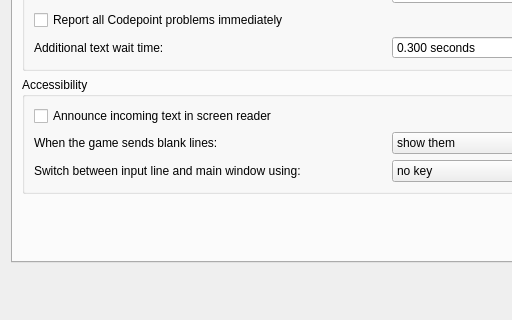
Before: the Qt Designer form src/ui/profile_preferences.ui in Mudlet/Mudlet, drawn with Qt 5; both pictures show x 0 to 512 and y 441 to 761 of the 777 by 761 pixel window.
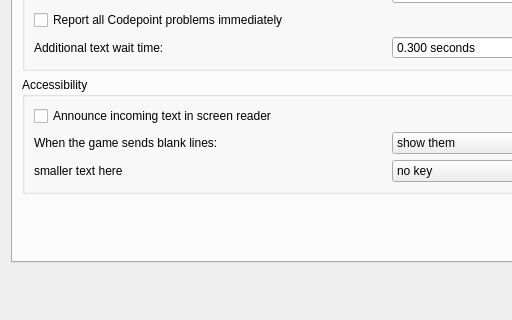
After: the same form once the commit is applied. Icons and pictures are not drawn. Custom widgets are drawn as their Qt base class.

Commit message: Debug - use a smaller text for the combobox

```diff
--- a/src/ui/profile_preferences.ui
+++ b/src/ui/profile_preferences.ui
@@ -3876,7 +3876,7 @@
           <item row="2" column="0">
            <widget class="QLabel" name="label_caretModeKey">
             <property name="text">
-             <string>Switch between input line and main window using:</string>
+             <string>smaller text here</string>
             </property>
            </widget>
           </item>
```
